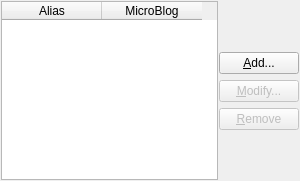
KDE/choqok, file choqok/accounts/accountswidget_base.ui: the form before one commit.
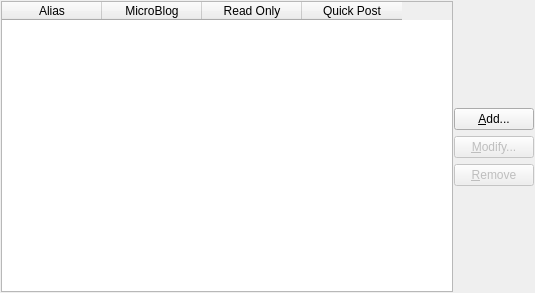
The form after the commit. Custom widgets are drawn as their Qt base class.

Commit message: 2new Keys added to Account: ReadOnly and ShowInQuickPost to better customization.

```diff
--- a/choqok/accounts/accountswidget_base.ui
+++ b/choqok/accounts/accountswidget_base.ui
@@ -6,8 +6,8 @@
    <rect>
     <x>0</x>
     <y>0</y>
-    <width>300</width>
-    <height>181</height>
+    <width>535</width>
+    <height>293</height>
    </rect>
   </property>
   <layout class="QGridLayout" name="gridLayout">
@@ -107,7 +107,7 @@
       <enum>QAbstractItemView::SelectRows</enum>
      </property>
      <property name="columnCount">
-      <number>2</number>
+      <number>4</number>
      </property>
      <attribute name="horizontalHeaderVisible">
       <bool>true</bool>
@@ -131,6 +131,22 @@
        <string>MicroBlog</string>
       </property>
      </column>
+     <column>
+      <property name="text">
+       <string>Read Only</string>
+      </property>
+      <property name="toolTip">
+       <string>Read Only account</string>
+      </property>
+     </column>
+     <column>
+      <property name="text">
+       <string>Quick Post</string>
+      </property>
+      <property name="toolTip">
+       <string>Show in Quick Post</string>
+      </property>
+     </column>
     </widget>
    </item>
   </layout>
```
Left out of the diff: 6 changed lines with no effect on the pictures. The commit also changes 16 other files.
